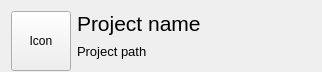
Before: the Qt Designer form GSMain/Editor/GUI/WIdgets/ProjectItem/ProjectItem.ui in GeterosisStudio/GeterosisStudioProjectManager, drawn with Qt 5.
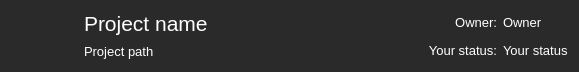
After: the same form once the commit is applied.

Commit message: -add icon in project browser

What changed in the file:
```diff
--- a/GSMain/Editor/GUI/WIdgets/ProjectItem/ProjectItem.ui
+++ b/GSMain/Editor/GUI/WIdgets/ProjectItem/ProjectItem.ui
@@ -6,7 +6,7 @@
    <rect>
     <x>0</x>
     <y>0</y>
-    <width>322</width>
+    <width>579</width>
     <height>72</height>
    </rect>
   </property>
@@ -25,9 +25,13 @@
   <property name="windowTitle">
    <string>Form</string>
   </property>
-  <layout class="QHBoxLayout" name="horizontalLayout">
+  <property name="styleSheet">
+   <string notr="true">background-color: rgb(42, 42, 42);
+border-radius: 10px;</string>
+  </property>
+  <layout class="QHBoxLayout" name="horizontalLayout_3">
    <item>
-    <widget class="QPushButton" name="pushButton">
+    <widget class="QFrame" name="project_icon">
      <property name="minimumSize">
       <size>
        <width>60</width>
@@ -40,36 +44,152 @@
        <height>60</height>
       </size>
      </property>
-     <property name="text">
-      <string>Icon</string>
+     <property name="frameShape">
+      <enum>QFrame::StyledPanel</enum>
+     </property>
+     <property name="frameShadow">
+      <enum>QFrame::Raised</enum>
      </property>
     </widget>
    </item>
    <item>
-    <layout class="QVBoxLayout" name="verticalLayout">
+    <layout class="QHBoxLayout" name="horizontalLayout">
      <item>
-      <widget class="QLabel" name="project_name">
-       <property name="font">
-        <font>
-         <pointsize>16</pointsize>
-        </font>
+      <layout class="QVBoxLayout" name="verticalLayout">
+       <property name="leftMargin">
+        <number>7</number>
        </property>
-       <property name="text">
-        <string>Project name</string>
-       </property>
-      </widget>
+       <item>
+        <widget class="QLabel" name="project_name">
+         <property name="font">
+          <font>
+           <pointsize>16</pointsize>
+          </font>
+         </property>
+         <property name="styleSheet">
+          <string notr="true">background-color: rgb(42, 42, 42);
+color: rgb(255, 255, 255);</string>
+         </property>
+         <property name="text">
+          <string>Project name</string>
+         </property>
+        </widget>
+       </item>
+       <item>
+        <widget class="QLabel" name="project_path">
+         <property name="font">
+          <font>
+           <pointsize>10</pointsize>
+          </font>
+         </property>
+         <property name="styleSheet">
+          <string notr="true">background-color: rgb(42, 42, 42);
+color: rgb(255, 255, 255);</string>
+         </property>
+         <property name="text">
+          <string>Project path</string>
+         </property>
+        </widget>
+       </item>
+      </layout>
      </item>
      <item>
-      <widget class="QLabel" name="project_path">
-       <property name="font">
-        <font>
-         <pointsize>10</pointsize>
-        </font>
+      <spacer name="horizontalSpacer">
+       <property name="orientation">
+        <enum>Qt::Horizontal</enum>
        </property>
-       <property name="text">
-        <string>Project path</string>
+       <property name="sizeHint" stdset="0">
+        <size>
+         <width>40</width>
+         <height>20</height>
+        </size>
        </property>
-      </widget>
+      </spacer>
+     </item>
+     <item>
+      <layout class="QHBoxLayout" name="horizontalLayout_2">
+       <item>
+        <layout class="QVBoxLayout" name="verticalLayout_2">
+         <item>
+          <widget class="QLabel" name="owner_label">
+           <property name="font">
+            <font>
+             <pointsize>10</pointsize>
+            </font>
+           </property>
+           <property name="layoutDirection">
+            <enum>Qt::LeftToRight</enum>
+           </property>
+           <property name="styleSheet">
+            <string notr="true">background-color: rgb(42, 42, 42);
+color: rgb(255, 255, 255);</string>
+           </property>
+           <property name="text">
+            <string>Owner:</string>
+           </property>
+           <property name="alignment">
+            <set>Qt::AlignRight|Qt::AlignTrailing|Qt::AlignVCenter</set>
+           </property>
+          </widget>
+         </item>
+         <item>
+          <widget class="QLabel" name="yous_tatus_label">
+           <property name="font">
+            <font>
+             <pointsize>10</pointsize>
+            </font>
+           </property>
+           <property name="styleSheet">
+            <string notr="true">background-color: rgb(42, 42, 42);
+color: rgb(255, 255, 255);</string>
+           </property>
+           <property name="text">
+            <string>Your status:</string>
+           </property>
+           <property name="alignment">
+            <set>Qt::AlignRight|Qt::AlignTrailing|Qt::AlignVCenter</set>
+           </property>
+          </widget>
+         </item>
+        </layout>
+       </item>
+       <item>
+        <layout class="QVBoxLayout" name="verticalLayout_3">
+         <item>
+          <widget class="QLabel" name="owner_value">
+           <property name="font">
+            <font>
+             <pointsize>10</pointsize>
+            </font>
+           </property>
+           <property name="styleSheet">
+            <string notr="true">background-color: rgb(42, 42, 42);
+color: rgb(255, 255, 255);</string>
+           </property>
+           <property name="text">
+            <string>Owner</string>
+           </property>
+          </widget>
+         </item>
+         <item>
+          <widget class="QLabel" name="yous_tatus_value">
+           <property name="font">
+            <font>
+             <pointsize>10</pointsize>
+            </font>
+           </property>
+           <property name="styleSheet">
+            <string notr="true">background-color: rgb(42, 42, 42);
+color: rgb(255, 255, 255);</string>
+           </property>
+           <property name="text">
+            <string>Your status</string>
+           </property>
+          </widget>
+         </item>
+        </layout>
+       </item>
+      </layout>
      </item>
     </layout>
    </item>
```
The commit also changes 1 other file.
